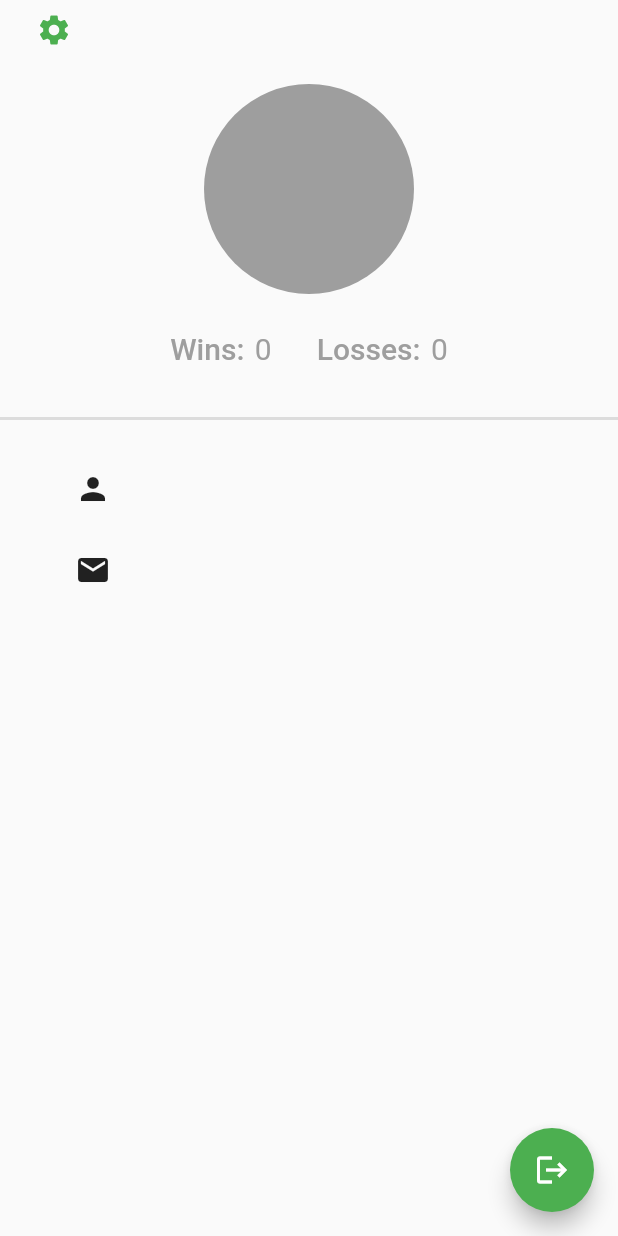
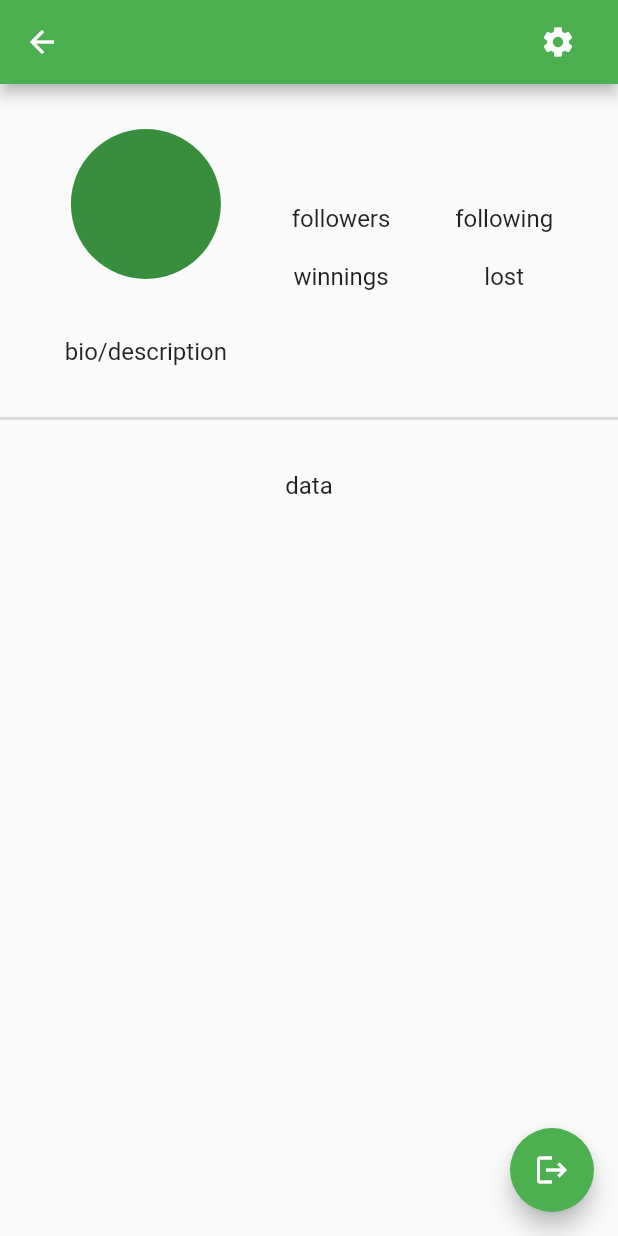
Before and after one commit to grayson40/p2p-app, a Flutter app: the ProfileScreen screen opened directly, on a phone screen of 412 x 824 dp. Run offline on Flutter 3.47's test engine with Material 2 defaults, Android fonts, the phone set to English and light mode, and no system bars; our stand-ins replace cloud_firestore, firebase_auth, firebase_core, fluttertoast; accounts and stored records are empty.

Commit message:
Update profile screen layout

```diff
--- a/lib/screens/profile_screen.dart
+++ b/lib/screens/profile_screen.dart
@@ -33,79 +33,111 @@ class _ProfileScreenState extends State<ProfileScreen> {
   Widget build(BuildContext context) {
     return Scaffold(
       appBar: AppBar(
-        backgroundColor: Colors.transparent,
-        elevation: 0,
         leading: IconButton(
-          alignment: Alignment.topRight,
           icon: const Icon(
-            Icons.settings,
-            color: Colors.green,
+            Icons.arrow_back,
           ),
           onPressed: () {
-            Navigator.of(context).push(MaterialPageRoute(
-                builder: (context) => const SettingsScreen()));
+            Navigator.of(context)
+                .push(MaterialPageRoute(builder: (context) => const Nav()));
           },
         ),
+        title: Center(
+          child: Row(
+            mainAxisAlignment: MainAxisAlignment.spaceBetween,
+            children: [
+              const SizedBox(
+                width: 50,
+              ),
+              Text(
+                loggedInUser.username.toString(),
+                style: const TextStyle(
+                  fontSize: 20,
+                ),
+              ),
+              const SizedBox(
+                width: 20,
+              ),
+              IconButton(
+                icon: const Icon(
+                  Icons.settings,
+                ),
+                onPressed: () {
+                  Navigator.of(context).push(MaterialPageRoute(
+                      builder: (context) => const SettingsScreen()));
+                },
+              ),
+            ],
+          ),
+        ),
       ),
-      body: SingleChildScrollView(
+      body: Padding(
+        padding: const EdgeInsets.fromLTRB(0, 30, 0, 0),
         child: Column(
+          crossAxisAlignment: CrossAxisAlignment.center,
           children: [
-            const CircleAvatar(
-              backgroundColor: Colors.grey,
-              radius: 70,
-            ),
-            const SizedBox(
-              height: 25,
-            ),
             Row(
-              mainAxisAlignment: MainAxisAlignment.center,
+              mainAxisAlignment: MainAxisAlignment.spaceEvenly,
               children: [
-                Row(
+                Column(
                   children: [
-                    GestureDetector(
-                      onTap: () {
-                        print('wins tapped');
-                      },
-                      child: const Text(
-                        "Wins: ",
-                        style: TextStyle(
-                            color: Colors.grey,
-                            fontWeight: FontWeight.w500,
-                            fontSize: 20),
+                    const CircleAvatar(
+                      radius: 50,
+                    ),
+                    const SizedBox(height: 10),
+                    Text(
+                      loggedInUser.username.toString(),
+                      style: const TextStyle(
+                        fontSize: 16,
                       ),
                     ),
-                    const SizedBox(
-                      width: 2,
-                    ),
+                    const SizedBox(height: 10),
                     const Text(
-                      "0",
-                      style: TextStyle(fontSize: 20, color: Colors.grey),
+                      'bio/description',
+                      style: TextStyle(
+                        fontSize: 16,
+                      ),
                     ),
                   ],
                 ),
-                const SizedBox(
-                  width: 30,
-                ),
-                Row(
-                  children: [
-                    GestureDetector(
-                      onTap: () {
-                        print('losses tapped');
-                      },
-                      child: const Text(
-                        "Losses: ",
-                        style: TextStyle(
-                            color: Colors.grey,
-                            fontWeight: FontWeight.w500,
-                            fontSize: 20),
+                Column(
+                  mainAxisAlignment: MainAxisAlignment.start,
+                  children: const [
+                    Text(
+                      'followers',
+                      style: TextStyle(
+                        fontSize: 16,
                       ),
                     ),
-                    const SizedBox(
-                      width: 2,
+                    Divider(
+                      height: 20,
+                      thickness: 10,
                     ),
-                    const Text(
-                      "0",
-                      style: TextStyle(fontSize: 20, color: Colors.grey),
+                    Text(
+                      'winnings',
+                      style: TextStyle(
+                        fontSize: 16,
+                      ),
+                    ),
+                  ],
+                ),
+                Column(
+                  children: const [
+                    Text(
+                      'following',
+                      style: TextStyle(
+                        fontSize: 16,
+                      ),
+                    ),
+                    Divider(
+                      height: 20,
+                      thickness: 10,
+                    ),
+                    Text(
+                      'lost',
+                      style: TextStyle(
+                        fontSize: 16,
+                      ),
                     ),
                   ],
                 ),
@@ -115,38 +147,10 @@ class _ProfileScreenState extends State<ProfileScreen> {
               height: 70,
               thickness: 2,
             ),
-            Padding(
-              padding: const EdgeInsets.fromLTRB(50, 0, 0, 0),
-              child: Column(
-                children: [
-                  Row(
-                    children: [
-                      const Icon(Icons.person),
-                      const SizedBox(width: 10),
-                      Text(
-                        loggedInUser.username.toString(),
-                        style: const TextStyle(
-                          fontSize: 20,
-                        ),
-                      ),
-                    ],
-                  ),
-                  const SizedBox(
-                    height: 30,
-                  ),
-                  Row(
-                    children: [
-                      const Icon(Icons.email),
-                      const SizedBox(width: 10),
-                      Text(
-                        loggedInUser.email.toString(),
-                        style: const TextStyle(
-                          fontSize: 20,
-                        ),
-                      ),
-                    ],
-                  )
-                ],
+            const Text(
+              'data',
+              style: TextStyle(
+                fontSize: 16,
               ),
             ),
           ],
```
